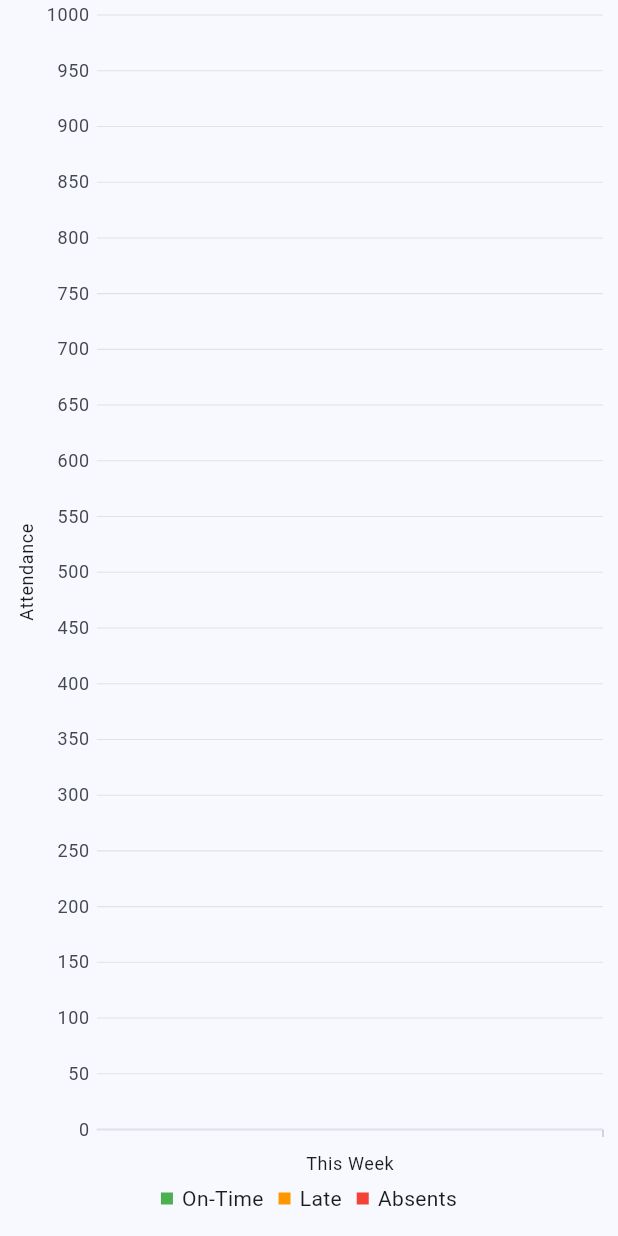
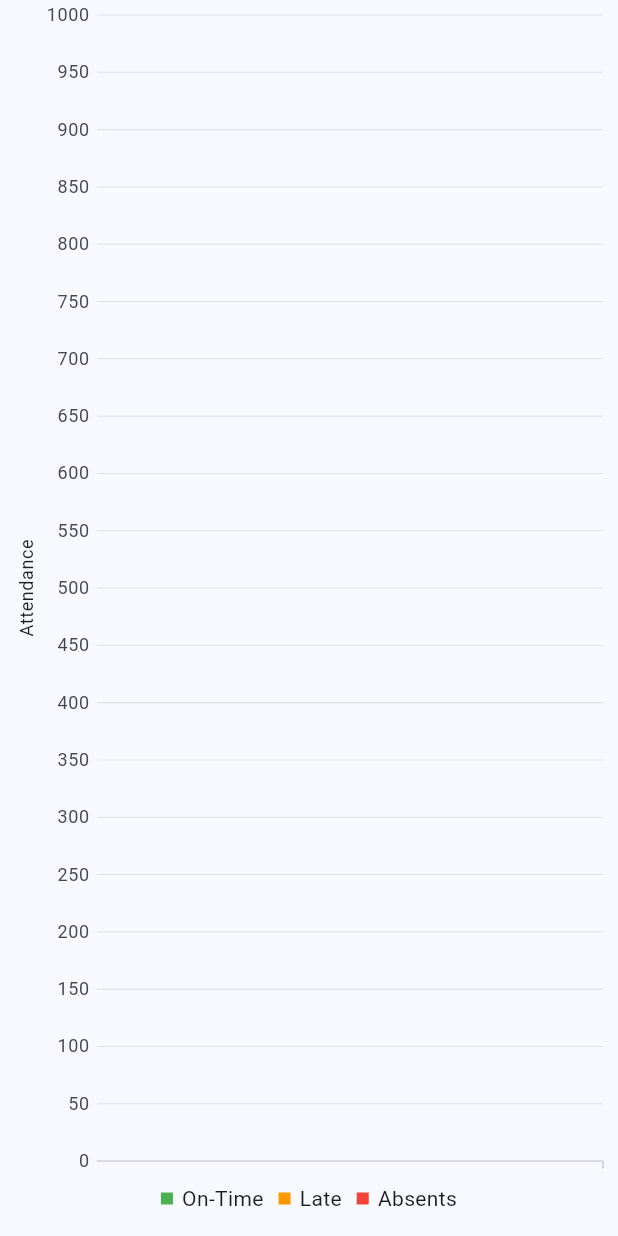
Before and after one commit to Syed-Waleed-Shah/eazio, a Flutter app: the CustomStackedChart widget shown alone on an empty page, opened directly with empty values, on a phone screen of 412 x 824 dp. Run offline on Flutter 3.47's test engine with Material 3 defaults, Android fonts, the phone set to English and light mode, and no system bars; our stand-ins replace get, syncfusion_flutter_charts.

Commit message:
Completed ui.

```diff
--- a/lib/dashboard/dashboard_controller.dart
+++ b/lib/dashboard/dashboard_controller.dart
@@ -6,15 +6,17 @@ class DashboardController extends GetxController {
   RxInt attendanceSummaryTabSelectedIndex = 1.obs;
 
   RxList<AttendanceChartData> currentChartData = <AttendanceChartData>[].obs;
+  RxString currentChartLabel = "This Week".obs;
 
   @override
   void onInit() {
     super.onInit();
-    currentChartData.value = chartData[1] ?? [];
+    currentChartData.value = chartData[attendanceSummaryTabSelectedIndex] ?? [];
   }
 
-  void changeAttendanceSummary(int index) {
+  void changeAttendanceSummary(int index, String label) {
     attendanceSummaryTabSelectedIndex.value = index;
     currentChartData.value = chartData[index] ?? [];
+    currentChartLabel.value = label;
   }
 }
--- a/lib/widgets/custom_stacked_chart.dart
+++ b/lib/widgets/custom_stacked_chart.dart
@@ -3,12 +3,17 @@ import 'package:flutter/material.dart';
 import 'package:syncfusion_flutter_charts/charts.dart';
 
 class CustomStackedChart extends StatelessWidget {
-  const CustomStackedChart({super.key, required this.chartData});
+  const CustomStackedChart(
+      {super.key, required this.chartData, required this.label});
 
   final List<AttendanceChartData> chartData;
+  final String label;
 
   List<StackedColumnSeries<AttendanceChartData, String>>
       _getStackedColumnSeries() {
+    LegendIconType legendIconType = LegendIconType.circle;
+    BorderRadius borderRadius = BorderRadius.circular(10);
+    double width = 0.5;
     return <StackedColumnSeries<AttendanceChartData, String>>[
       StackedColumnSeries<AttendanceChartData, String>(
         dataSource: chartData,
@@ -16,9 +21,9 @@ class CustomStackedChart extends StatelessWidget {
         yValueMapper: (AttendanceChartData attendance, _) => attendance.onTime,
         name: 'On-Time',
         color: Colors.green,
-        width: .5,
-        borderRadius: BorderRadius.circular(10),
-        legendIconType: LegendIconType.circle,
+        width: width,
+        borderRadius: borderRadius,
+        legendIconType: legendIconType,
       ),
       StackedColumnSeries<AttendanceChartData, String>(
         dataSource: chartData,
@@ -26,9 +31,9 @@ class CustomStackedChart extends StatelessWidget {
         yValueMapper: (AttendanceChartData attendance, _) => attendance.lates,
         name: 'Late',
         color: Colors.orange,
-        width: .5,
-        borderRadius: BorderRadius.circular(10),
-        legendIconType: LegendIconType.circle,
+        width: width,
+        borderRadius: borderRadius,
+        legendIconType: legendIconType,
       ),
       StackedColumnSeries<AttendanceChartData, String>(
         dataSource: chartData,
@@ -36,9 +41,9 @@ class CustomStackedChart extends StatelessWidget {
         yValueMapper: (AttendanceChartData attendance, _) => attendance.absents,
         name: 'Absents',
         color: Colors.red,
-        width: .5,
-        borderRadius: BorderRadius.circular(10),
-        legendIconType: LegendIconType.circle,
+        width: width,
+        borderRadius: borderRadius,
+        legendIconType: legendIconType,
       ),
     ];
   }
@@ -52,13 +57,14 @@ class CustomStackedChart extends StatelessWidget {
         iconHeight: 8,
         iconWidth: 8,
         alignment: ChartAlignment.far,
-        textStyle:
-            Theme.of(context).textTheme.bodyMedium?.copyWith(fontSize: 14),
+        textStyle: Theme.of(context).textTheme.bodyMedium?.copyWith(
+              fontSize: 14,
+            ),
       ),
       primaryXAxis: CategoryAxis(
         majorGridLines: const MajorGridLines(width: 0),
         title: AxisTitle(
-          text: 'This Week',
+          text: label,
           textStyle: Theme.of(context).textTheme.bodySmall,
         ),
       ),
--- a/lib/widgets/custom_tab_bar.dart
+++ b/lib/widgets/custom_tab_bar.dart
@@ -9,7 +9,7 @@ class CustomTabBar extends StatelessWidget {
 
   final List<String> labels;
   final int selectedIndex;
-  final void Function(int)? onValueChanged;
+  final void Function(int, String)? onValueChanged;
 
   @override
   Widget build(BuildContext context) {
@@ -26,7 +26,7 @@ class CustomTabBar extends StatelessWidget {
       isSelected:
           List.generate(labels.length, (index) => index == selectedIndex),
       onPressed: (int index) {
-        onValueChanged?.call(index);
+        onValueChanged?.call(index, labels[index]);
       },
       children: labels
           .map<Widget>(
```
Also changed, not shown: lib/dashboard/dashboard_view.dart (+9 -9 lines).
